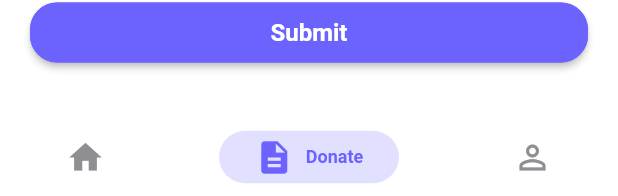
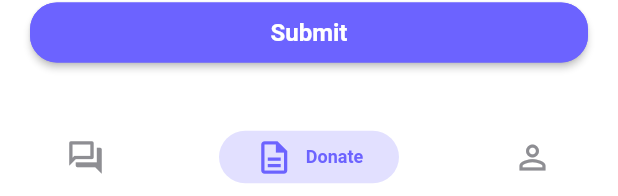
Before and after one commit to Nishank00/Avian_Team_Leftover_Food_Management_System_Tantrotsav_2k21, a Flutter app: the HomePage widget shown alone on an empty page, opened directly, item 2 of the bottom bar chosen, on a phone screen of 412 x 824 dp. Shown: the part 1037-1233 px from the top of the screen. Run offline on Flutter 3.47's test engine with Material 2 defaults, Android fonts, the phone set to English and light mode, and no system bars; drawn by our look-alikes of persistent_bottom_nav_bar, toggle_switch; our stand-ins replace cached_network_image, cloud_firestore, date_format, expandable, firebase_auth, firebase_core and 9 more; missing offline and left inert: geocode; accounts and stored records are empty; network calls fail.

Commit message:
feed connected

```diff
--- a/lib/Home/community_feed.dart
+++ b/lib/Home/community_feed.dart
@@ -1,7 +1,12 @@
+import 'package:cloud_firestore/cloud_firestore.dart';
+import 'package:firebase_auth/firebase_auth.dart';
 import 'package:flutter/cupertino.dart';
 import 'package:flutter/material.dart';
 import 'package:flutter/rendering.dart';
+import 'package:prasad/admin/expandable.dart';
 import 'package:prasad/config.dart';
+
+import 'expand_comm.dart';
 
 class CommunityFeed extends StatefulWidget {
   const CommunityFeed({Key? key}) : super(key: key);
@@ -22,79 +27,46 @@ class _CommunityFeedState extends State<CommunityFeed> {
                 fontWeight: FontWeight.bold,
                 color: Colors.white)),
       ),
-      body: Container(
-          padding: EdgeInsets.all(20.0),
-          child: ListView.builder(
-              itemCount: 10,
-              itemBuilder: (context, index) {
-                return Container(
-                  margin: EdgeInsets.symmetric(vertical: 5.0),
-                  //color: Colors.red,
-                  height: 360,
-                  width: double.infinity,
-                  child: Card(
-                    child: Padding(
-                      padding: const EdgeInsets.all(15.0),
-                      child: Column(
-                        children: [
-                          Row(
-                            mainAxisAlignment: MainAxisAlignment.spaceBetween,
-                            children: [
-                              Row(
-                                children: [
-                                  Container(
-                                    // /margin: EdgeInsets.all(20.0),
-                                    decoration: BoxDecoration(
-                                        color: Theme.of(context).accentColor,
-                                        shape: BoxShape.circle),
-                                    height: 40,
-                                    width: 40,
-                                    child: ClipOval(
-                                      child: Image.network(
-                                        "https://i.pinimg.com/originals/51/f6/fb/51f6fb256629fc755b8870c801092942.png",
-                                        height: 100,
-                                        width: 100,
-                                        fit: BoxFit.fill,
-                                      ),
-                                    ),
-                                  ),
-                                  SizedBox(
-                                    width: 6.0,
-                                  ),
-                                  Text("Author Name")
-                                ],
-                              ),
-                              Text("4 days ago",
-                                  style: TextStyle(
-                                      fontSize: 15.0,
-                                      fontWeight: FontWeight.bold,
-                                      color: Colors.grey))
-                            ],
-                          ),
-                          SizedBox(
-                            height: 10.0,
-                          ),
-                          Container(
-                            height: 200,
-                            width: double.infinity,
-                            color: primaryColor,
-                          ),
-                          SizedBox(
-                            height: 10.0,
-                          ),
-                          Container(
-                              height: 40,
-                              child: Text(
-                                "Lorem Ipsum is simply dummy text of the printing and typesetting industry. Lorem Ipsum has been the industry's standard dummy text ever since the 1500s",
-                                maxLines: 3,
-                                overflow: TextOverflow.ellipsis,
-                              )),
-                        ],
-                      ),
-                    ),
+      body: StreamBuilder<QuerySnapshot>(
+            stream: FirebaseFirestore.instance
+                .collection("CommunityFeed")
+
+                .snapshots(),
+            // ignore: missing_return
+            builder: (context, snapshot) {
+              if (snapshot.hasError) {
+                return const Center(
+                  child: CircularProgressIndicator(),
+                );
+              }
+
+              if (snapshot.data == null) {
+                return const Center(
+                  child: CircularProgressIndicator(),
+                );
+              }
+              if (snapshot.data!.docs.isEmpty) {
+                return const Center(
+                  child: Text(
+                    "No Feed.",
+                    style:
+                        TextStyle(fontSize: 20.0, fontWeight: FontWeight.bold),
                   ),
                 );
-              })),
+              }
+              if (snapshot.data!.docs.isNotEmpty) {
+                return ListView.builder(
+                  itemCount: snapshot.data!.docs.length,
+                  itemBuilder: (context, index) {
+                    final doc = snapshot.data!.docs[index];
+                    return Card1(doc,);
+                  },
+                );
+              }
+              return const Center(
+                child: CircularProgressIndicator(),
+              );
+            })
     );
   }
 }
--- /dev/null
+++ b/lib/Home/expand_comm.dart
@@ -0,0 +1,102 @@
+import 'package:expandable/expandable.dart';
+import 'package:flutter/material.dart';
+
+class Card1 extends StatelessWidget {
+  final doc;
+  Card1(this.doc);
+  @override
+  Widget build(BuildContext context) {
+    return ExpandableNotifier(
+        child: Padding(
+      padding: const EdgeInsets.all(10),
+      child: Card(
+        elevation: 3,
+        clipBehavior: Clip.antiAlias,
+        child: Column(
+          children: <Widget>[
+            SizedBox(
+              height: 150,
+              child: Container(
+                decoration: BoxDecoration(
+                  color: Colors.orange,
+                  shape: BoxShape.rectangle,
+                ),
+                child: Image.network(doc['photoUrl']),
+              ),
+            ),
+            ScrollOnExpand(
+              scrollOnExpand: true,
+              scrollOnCollapse: false,
+              child: ExpandablePanel(
+                theme: const ExpandableThemeData(
+                  headerAlignment: ExpandablePanelHeaderAlignment.center,
+                  tapBodyToCollapse: true,
+                ),
+                header: Padding(
+                  padding: EdgeInsets.all(10),
+                  child: Row(
+                    mainAxisAlignment: MainAxisAlignment.spaceBetween,
+                    children: [
+                      Row(
+                        children: [
+                          Container(
+                            // /margin: EdgeInsets.all(20.0),
+                            decoration: BoxDecoration(
+                                color: Theme.of(context).accentColor,
+                                shape: BoxShape.circle),
+                            height: 40,
+                            width: 40,
+                            child: ClipOval(
+                              child: Image.network(
+                                "https://i.pinimg.com/originals/51/f6/fb/51f6fb256629fc755b8870c801092942.png",
+                                height: 100,
+                                width: 100,
+                                fit: BoxFit.fill,
+                              ),
+                            ),
+                          ),
+                          SizedBox(
+                            width: 6.0,
+                          ),
+                          Text("${doc['authorName']}")
+                        ],
+                      ),
+                      Text("4 days ago",
+                          style: TextStyle(
+                              fontSize: 15.0,
+                              fontWeight: FontWeight.bold,
+                              color: Colors.grey))
+                    ],
+                  ),
+                ),
+                collapsed: Text(
+                  '${doc['caption']}',
+                  softWrap: true,
+                  maxLines: 2,
+                  overflow: TextOverflow.ellipsis,
+                ),
+                expanded: Padding(
+                    padding: EdgeInsets.only(bottom: 10),
+                    child: Text(
+                      '${doc['caption']}',
+                      softWrap: true,
+                      overflow: TextOverflow.fade,
+                    )),
+                builder: (_, collapsed, expanded) {
+                  return Padding(
+                    padding: EdgeInsets.only(left: 10, right: 10, bottom: 10),
+                    child: Expandable(
+                      collapsed: collapsed,
+                      expanded: expanded,
+                      theme: const ExpandableThemeData(crossFadePoint: 0),
+                    ),
+                  );
+                },
+              ),
+            ),
+          ],
+        ),
+      ),
+    ));
+  }
+}
--- a/lib/Home/homepage.dart
+++ b/lib/Home/homepage.dart
@@ -21,13 +21,13 @@ class _HomePageState extends State<HomePage> {
   List<PersistentBottomNavBarItem> _navBarsItems() {
     return [
       PersistentBottomNavBarItem(
-        icon: Icon(Icons.home),
-        title: ("Home"),
+        icon: Icon(Icons.question_answer_outlined),
+        title: ("Feed"),
         activeColorPrimary:primaryColor,
         inactiveColorPrimary: CupertinoColors.systemGrey,
       ),
       PersistentBottomNavBarItem(
-        icon: Icon(Icons.description),
+        icon: Icon(Icons.description_outlined),
         title: ("Donate"),
         activeColorPrimary:primaryColor,
         inactiveColorPrimary: CupertinoColors.systemGrey,
--- a/lib/Home/raise_ticket.dart
+++ b/lib/Home/raise_ticket.dart
@@ -578,6 +578,9 @@ class _RaiseNewDonationState extends State<RaiseNewDonation> {
               style: TextStyle(fontSize: 16, fontWeight: FontWeight.bold),
             ),
           ),
+        ),
+        SizedBox(
+          height: 50,
         )
       ]),
     );
```
